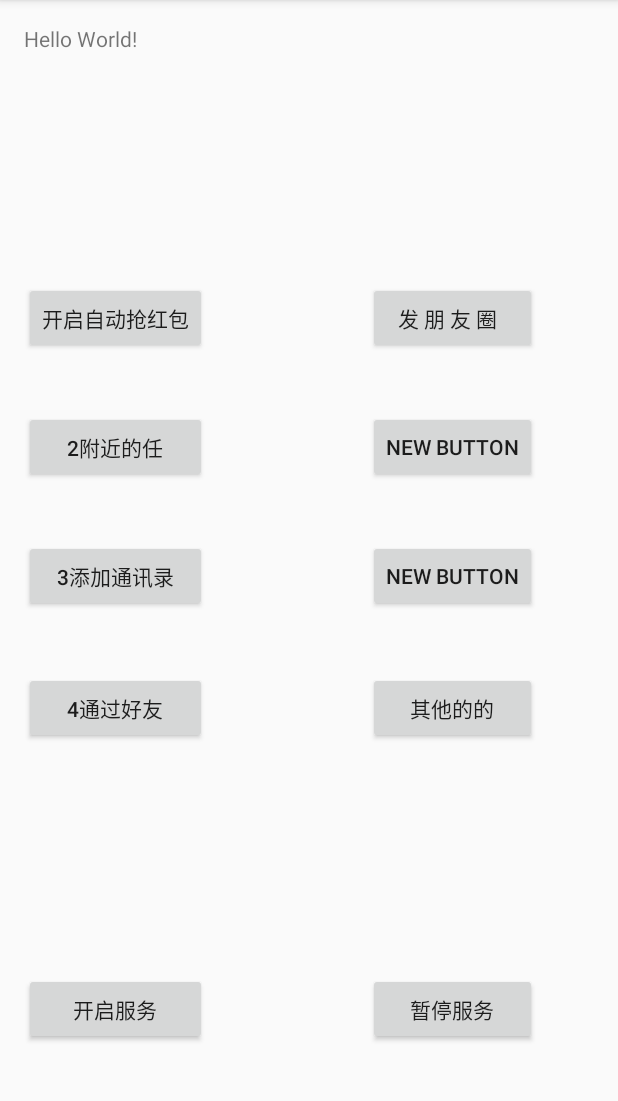
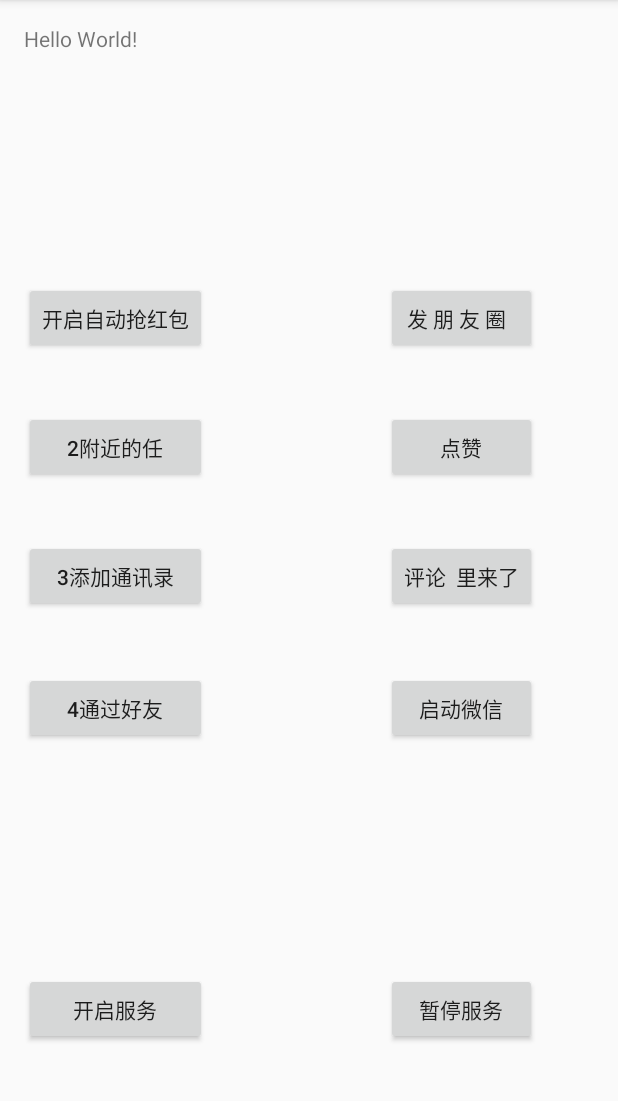
Before and after one commit to xia45399/weixin, an Android app: the screen it shows after launch (MainActivity), on a phone screen of 412 x 824 dp, the part 84-1185 px from its top. Run offline under Robolectric (Android 15) with nearby library versions, the phone set to English and light mode, and no system bars.

Commit message:
朋友圈

```diff
--- a/app/src/main/java/com/example/xia/weixin/MainActivity.java
+++ b/app/src/main/java/com/example/xia/weixin/MainActivity.java
@@ -60,7 +60,7 @@ public class MainActivity extends ActionBarActivity {
             @Override
             public void onClick(View v) {
                 Weixin.kind=5;
-                Weixin.upLoadDone=0;
+                Weixin.upLoadFlag =0;
                 //通过
                 myToast("发送一次朋友圈后会暂停服务");
                 startMM();
@@ -83,7 +83,7 @@ public class MainActivity extends ActionBarActivity {
 
 public void myToast(String msg)
 {
-    Toast.makeText(this,msg,Toast.LENGTH_LONG).show();
+    Toast.makeText(this, msg, Toast.LENGTH_LONG).show();
 }
     private void openService() {
         try {
--- a/app/src/main/res/layout/activity_main.xml
+++ b/app/src/main/res/layout/activity_main.xml
@@ -91,17 +91,19 @@
         style="?android:attr/buttonStyleSmall"
         android:layout_width="wrap_content"
         android:layout_height="wrap_content"
-        android:text="New Button"
+        android:text="点赞"
         android:id="@+id/button6"
         android:layout_alignTop="@+id/button2"
         android:layout_alignLeft="@+id/button7"
-        android:layout_alignStart="@+id/button7"/>
+        android:layout_alignStart="@+id/button7"
+        android:layout_alignRight="@+id/button7"
+        android:layout_alignEnd="@+id/button7"/>
 
     <Button
         style="?android:attr/buttonStyleSmall"
         android:layout_width="wrap_content"
         android:layout_height="wrap_content"
-        android:text="New Button"
+        android:text="评论  里来了"
         android:id="@+id/button7"
         android:layout_centerVertical="true"
         android:layout_alignParentRight="true"
@@ -125,7 +127,7 @@
         style="?android:attr/buttonStyleSmall"
         android:layout_width="wrap_content"
         android:layout_height="wrap_content"
-        android:text="其他的的"
+        android:text="启动微信"
         android:id="@+id/button8"
         android:layout_below="@+id/button7"
         android:layout_marginTop="40dp"
```
Also changed, not shown: app/src/main/java/com/example/xia/weixin/Weixin.java (+45 -27 lines), 1 other file.
